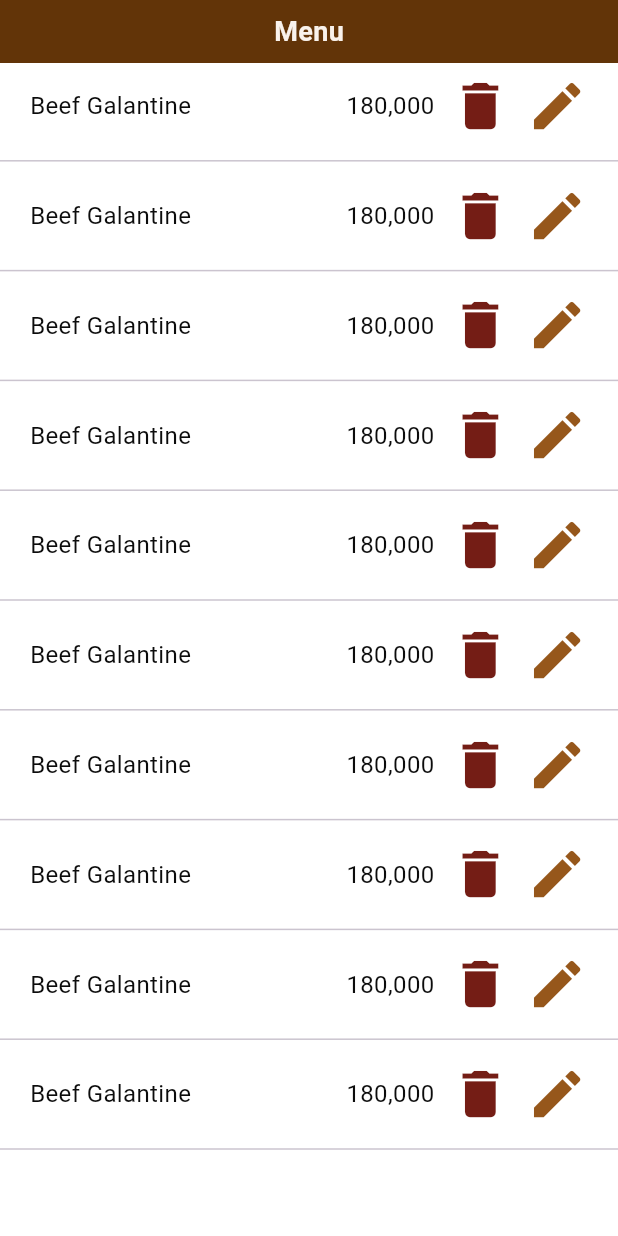
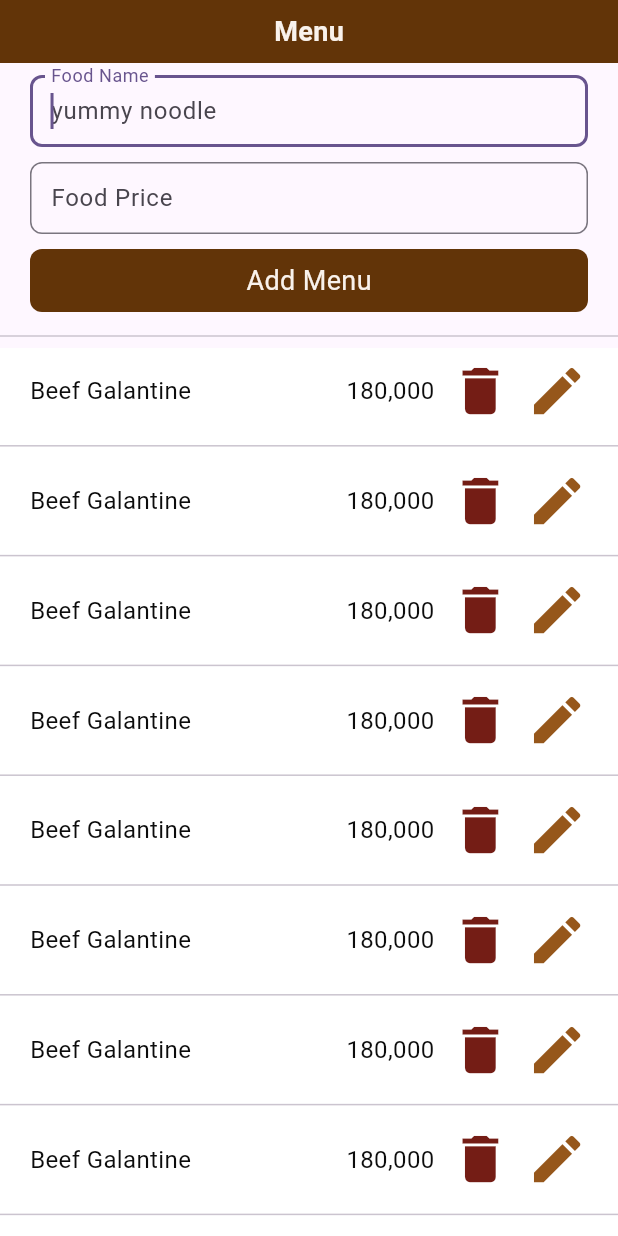
Before and after one commit to kezia2909/food_sales_recording_application, a Flutter app: the MenuPage screen opened directly, on a phone screen of 412 x 824 dp. Run offline on Flutter 3.47's test engine with Material 2 defaults, Android fonts, the phone set to English and light mode, and no system bars; missing offline and left inert: iconify_flutter.

Commit message:
desain menu & add

```diff
--- a/lib/pages/menu_page.dart
+++ b/lib/pages/menu_page.dart
@@ -1,7 +1,7 @@
 import 'package:flutter/material.dart';
 import 'package:food_sales_recording_application/widgets/detail_text.dart';
-
 import '../utils/app_colors.dart';
+import '../widgets/currency_input_formatter.dart';
 import '../widgets/title_text.dart';
 
 class MenuPage extends StatefulWidget {
@@ -12,6 +12,11 @@ class MenuPage extends StatefulWidget {
 }
 
 class _MenuPageState extends State<MenuPage> {
+  final TextEditingController _nameController = TextEditingController();
+  final TextEditingController _priceController = TextEditingController();
+  // final CurrencyTextInputFormatter _formatter =
+  //     CurrencyTextInputFormatter(enableNegative: false, decimalDigits: 0);
+
   @override
   Widget build(BuildContext context) {
     return Scaffold(
@@ -28,6 +33,70 @@ class _MenuPageState extends State<MenuPage> {
               isBold: true,
             ),
           ),
+          Container(
+            margin: EdgeInsets.symmetric(horizontal: 20, vertical: 8),
+            child: Column(children: [
+              TextField(
+                autofocus: true,
+                controller: _nameController,
+                decoration: new InputDecoration(
+                  hintText: 'yummy noodle',
+                  labelText: "Food Name",
+                  contentPadding:
+                      EdgeInsets.symmetric(vertical: 0, horizontal: 10),
+                  border: new OutlineInputBorder(
+                    borderRadius: const BorderRadius.all(
+                      const Radius.circular(8),
+                    ),
+                    borderSide: new BorderSide(
+                      color: Colors.black,
+                      width: 1.0,
+                    ),
+                  ),
+                ),
+              ),
+              SizedBox(
+                height: 10,
+              ),
+              TextField(
+                  autofocus: true,
+                  controller: _priceController,
+                  decoration: new InputDecoration(
+                    hintText: '0',
+                    labelText: "Food Price",
+                    contentPadding:
+                        EdgeInsets.symmetric(vertical: 0, horizontal: 10),
+                    border: new OutlineInputBorder(
+                      borderRadius: const BorderRadius.all(
+                        const Radius.circular(8),
+                      ),
+                      borderSide: new BorderSide(
+                        color: Colors.black,
+                        width: 1.0,
+                      ),
+                    ),
+                  ),
+                  inputFormatters: [CurrencyInputFormatter()],
+                  keyboardType: TextInputType.numberWithOptions(
+                      signed: false, decimal: false)),
+              SizedBox(
+                height: 10,
+              ),
+              GestureDetector(
+                onTap: () => (),
+                child: Container(
+                  width: double.maxFinite,
+                  padding: EdgeInsets.symmetric(vertical: 8),
+                  alignment: Alignment.center,
+                  decoration: BoxDecoration(
+                      color: Appcolors.darkColor,
+                      borderRadius: BorderRadius.circular(8)),
+                  child: TitleText(text: "Add Menu"),
+                ),
+              ),
+            ]),
+          ),
+          Divider(),
           Expanded(
             child: Container(
               color: Colors.white,
```
Also changed, not shown: lib/pages/add_menu_page.dart (added, +18 -0 lines), lib/pages/add_page.dart (+5 -3 lines), lib/widgets/bottom_nav_bar.dart (+8 -7 lines), lib/widgets/currency_input_formatter.dart (added, +74 -0 lines).
